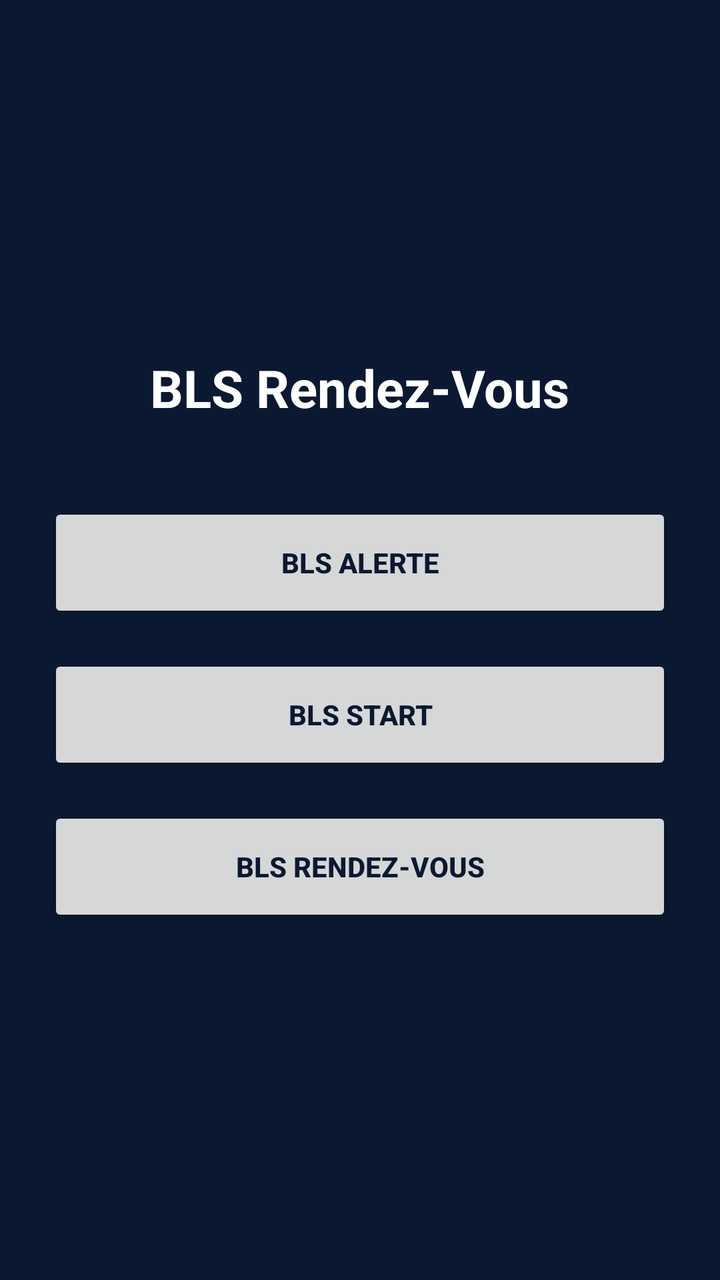
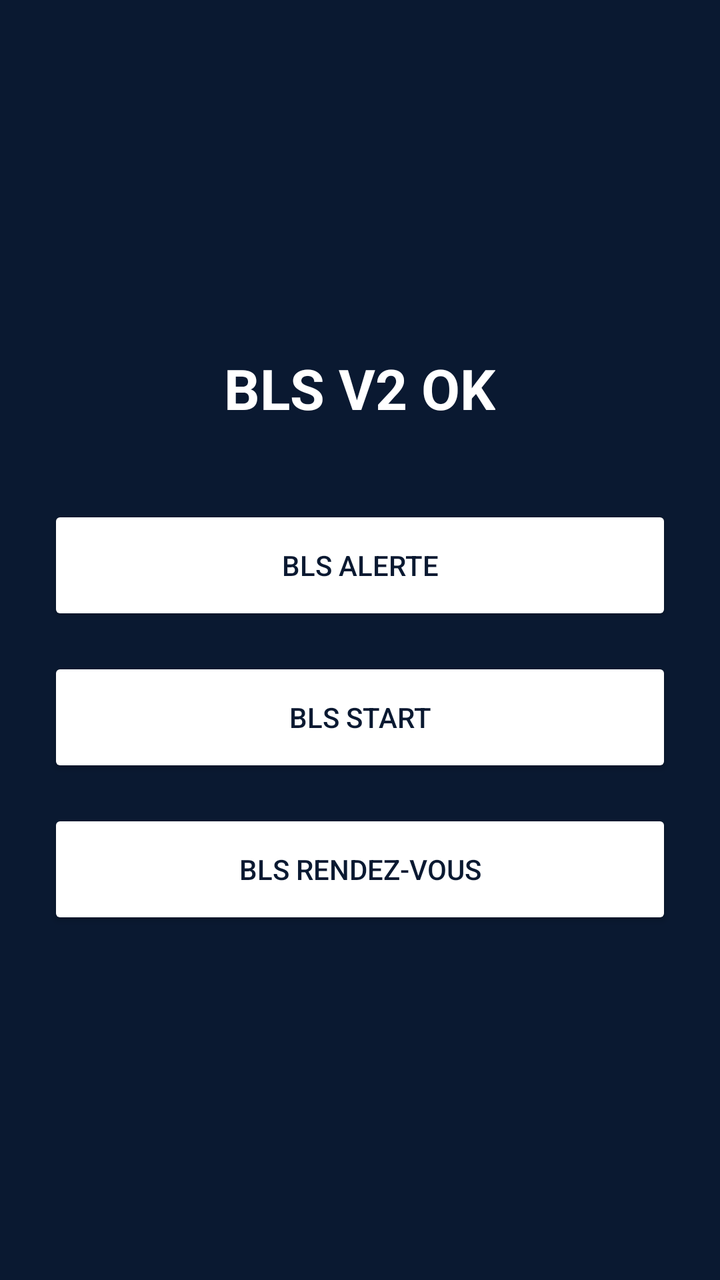

Before-and-after screenshots of an Android layout around one commit, followed by the original layout XML and the change that was made.
<!-- AndroidManifest.xml: application theme android:Theme.Material.Light -->
<!-- res/layout/activity_main.xml -->
<?xml version="1.0" encoding="utf-8"?>
<LinearLayout xmlns:android="http://schemas.android.com/apk/res/android"
    android:layout_width="match_parent"
    android:layout_height="match_parent"
    android:orientation="vertical"
    android:background="#0A1931"
    android:gravity="center"
    android:padding="24dp">

    <TextView
        android:layout_width="wrap_content"
        android:layout_height="wrap_content"
        android:text="BLS Rendez-Vous"
        android:textSize="26sp"
        android:textStyle="bold"
        android:textColor="#FFFFFF"
        android:layout_marginBottom="40dp"/>

    <Button
        android:id="@+id/btnAlerte"
        android:layout_width="match_parent"
        android:layout_height="60dp"
        android:layout_marginBottom="16dp"
        android:text="BLS ALERTE"
        android:textColor="#0A1931"
        android:textStyle="bold"/>

    <Button
        android:id="@+id/btnStart"
        android:layout_width="match_parent"
        android:layout_height="60dp"
        android:layout_marginBottom="16dp"
        android:text="BLS START"
        android:textColor="#0A1931"
        android:textStyle="bold"/>

    <Button
        android:id="@+id/btnRdv"
        android:layout_width="match_parent"
        android:layout_height="60dp"
        android:text="BLS RENDEZ-VOUS"
        android:textColor="#0A1931"
        android:textStyle="bold"/>

</LinearLayout>
<!-- resources referenced by this layout -->
<resources>

</resources>

<!-- the commit's change to res/layout/activity_main.xml (unified diff, before → after) -->
@@ -10,8 +10,8 @@
     <TextView
         android:layout_width="wrap_content"
         android:layout_height="wrap_content"
-        android:text="BLS Rendez-Vous"
-        android:textSize="26sp"
+        android:text="BLS V2 OK"
+        android:textSize="28sp"
         android:textStyle="bold"
         android:textColor="#FFFFFF"
         android:layout_marginBottom="40dp"/>
@@ -22,8 +22,8 @@
         android:layout_height="60dp"
         android:layout_marginBottom="16dp"
         android:text="BLS ALERTE"
-        android:textColor="#0A1931"
-        android:textStyle="bold"/>
+        android:backgroundTint="#FFFFFF"
+        android:textColor="#0A1931"/>
 
     <Button
         android:id="@+id/btnStart"
@@ -31,15 +31,14 @@
         android:layout_height="60dp"
         android:layout_marginBottom="16dp"
         android:text="BLS START"
-        android:textColor="#0A1931"
-        android:textStyle="bold"/>
+        android:backgroundTint="#FFFFFF"
+        android:textColor="#0A1931"/>
 
     <Button
         android:id="@+id/btnRdv"
         android:layout_width="match_parent"
         android:layout_height="60dp"
         android:text="BLS RENDEZ-VOUS"
-        android:textColor="#0A1931"
-        android:textStyle="bold"/>
-
+        android:backgroundTint="#FFFFFF"
+        android:textColor="#0A1931"/>
 </LinearLayout>
